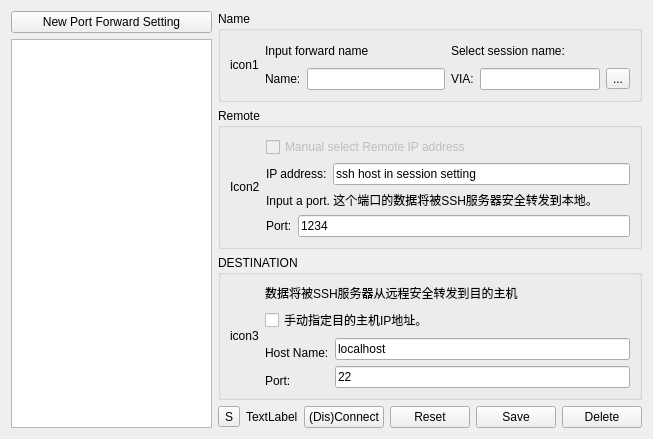
Old version of the form src/ui/forwardmanager.ui in the repository kitech/nullfxp.
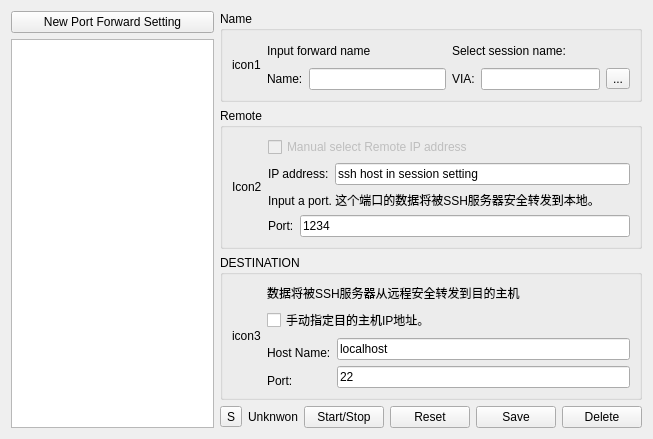
New version of the form. Icons and pictures are not drawn.

The edit to the form file:
```diff
--- a/src/ui/forwardmanager.ui
+++ b/src/ui/forwardmanager.ui
@@ -271,7 +271,7 @@
        <item>
         <widget class="QLabel" name="label_12">
          <property name="text">
-          <string>TextLabel</string>
+          <string>Unknwon</string>
          </property>
         </widget>
        </item>
@@ -291,7 +291,7 @@
        <item>
         <widget class="QPushButton" name="pushButton_6">
          <property name="text">
-          <string>(Dis)Connect</string>
+          <string>Start/Stop</string>
          </property>
         </widget>
        </item>
```
Left out of the diff: 16 changed lines with no effect on the pictures.
